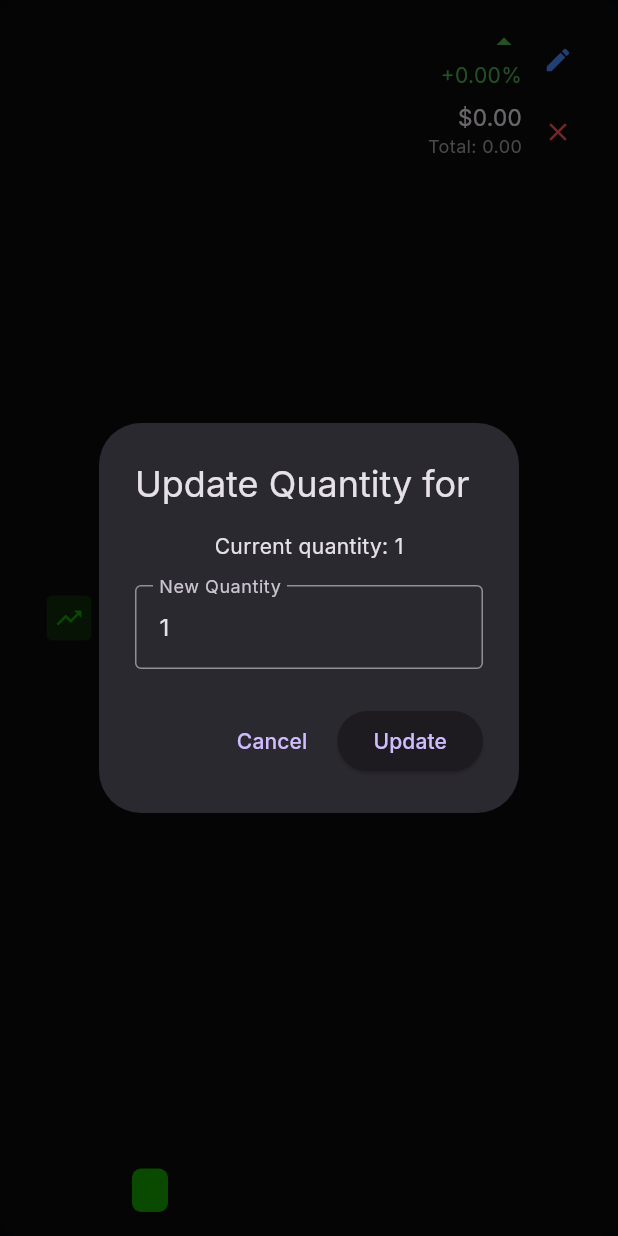
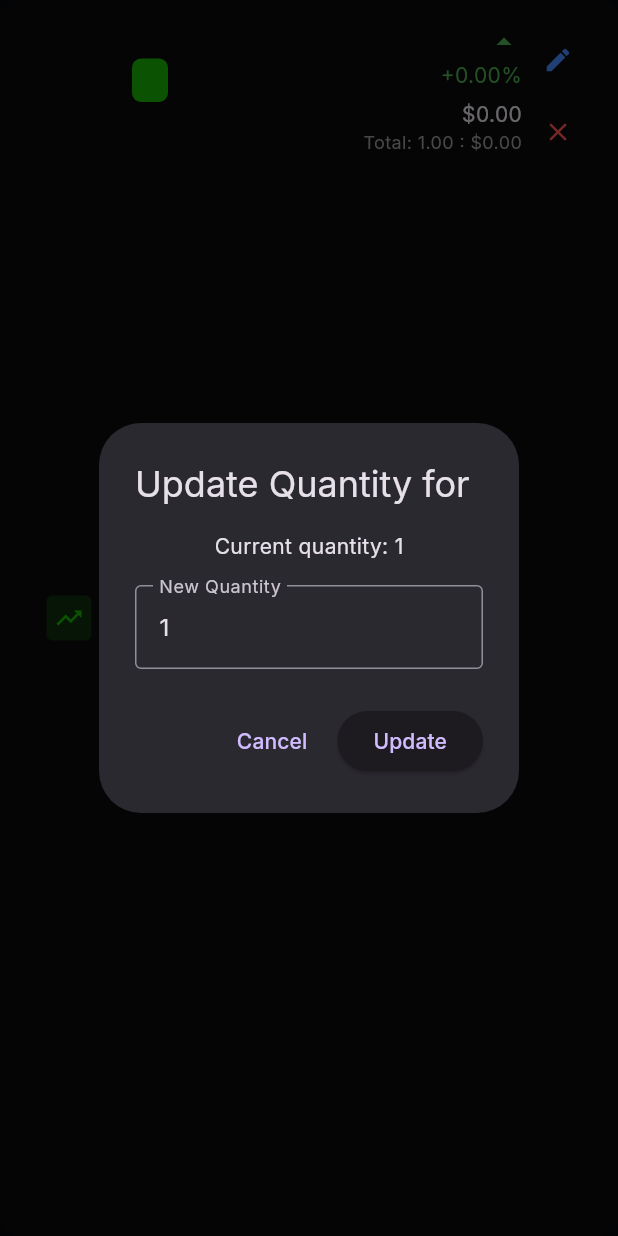
Before and after one commit to MadebyDaris/dogonomics, a Flutter app: the StockCard widget shown alone on an empty page, opened directly with empty values, after a tap on the "edit" icon, on a phone screen of 412 x 824 dp. Run offline on Flutter 3.47's test engine with Material 3 defaults, Android fonts, the phone set to English and light mode, and no system bars; our stand-ins replace cloud_firestore, dio, firebase_auth, firebase_core, fl_chart, google_fonts and 1 more; accounts and stored records are empty; network calls fail.

Commit message:
Fixed all issues, changed some of the design of the app, and the icons, as well as some minor fixed

```diff
--- a/lib/backend/stockHandler.dart
+++ b/lib/backend/stockHandler.dart
@@ -36,12 +36,12 @@ class _StockCardState extends State<StockCard> {
   Future<void> _loadLogo() async {
     try {
       final profile = await DogonomicsAPI.getCompanyProfile(widget.stock.symbol);
-      if (mounted && profile != null && profile.logo.isNotEmpty) {
-        setState(() {
-          logoUrl = profile.logo;
-          isLoadingLogo = false;
+        if (mounted && profile?.logo.isNotEmpty == true) {
+          setState(() {
+            logoUrl = profile!.logo;
+            isLoadingLogo = false;
         });
-      } else {
+        } else {
         setState(() {
           isLoadingLogo = false;
         });
@@ -143,14 +143,15 @@ class _StockCardState extends State<StockCard> {
             Column(
               crossAxisAlignment: CrossAxisAlignment.start,
               children: [
-              Expanded(
-                child: Text(
+              // Flexible(
+                // child:
+                Text(
                   widget.stock.name,
-                  style: TextStyle(fontSize: 18, fontWeight: FontWeight.bold, color: Colors.white),
+                  style: TextStyle(fontSize: 16, fontWeight: FontWeight.bold, color: Colors.white),
                   maxLines: 2,
                   overflow: TextOverflow.ellipsis,
                 ),
-              ),
+              // ),
 
               SizedBox(width: 8),
 
@@ -187,13 +188,13 @@ class _StockCardState extends State<StockCard> {
                 '${widget.stock.isPositive ? '+' : '-'}${widget.stock.changePercentage.toStringAsFixed(2)}%',
                 style: TextStyle(color: widget.stock.isPositive ? Colors.green : Colors.red),
               ),
-              SizedBox(height: 8),
+              SizedBox(height: 6),
               Text(
                 '\$${widget.stock.price.toStringAsFixed(2)}',
-                style: TextStyle(fontSize: 15),
+                style: TextStyle(fontSize: 14),
               ),
               Text(
-                'Total: ${(widget.stock.price * widget.stock.quantity).toStringAsFixed(2)}',
+                'Total: ${widget.stock.quantity.toStringAsFixed(2)} : \$${(widget.stock.price * widget.stock.quantity).toStringAsFixed(2)}',
                 style: TextStyle(fontSize: 12, color: Colors.grey),
               ),
             ],
--- a/lib/pages/stockDetails.dart
+++ b/lib/pages/stockDetails.dart
@@ -88,7 +88,7 @@ class _StockDetailsPageState extends State<StockDetailsPage> with SingleTickerPr
 
   @override
   Widget build(BuildContext context) {
-return Scaffold(
+    return Scaffold(
       backgroundColor: BACKG_COLOR,
       appBar: _buildAppBar(),
       body: Column(
--- a/lib/utils/constant.dart
+++ b/lib/utils/constant.dart
@@ -4,6 +4,6 @@ import 'package:flutter/material.dart';
 final MAINGREY = const Color.fromARGB(255, 11, 11, 12);
 final MAINGREY_LIGHT = Colors.grey[600];
 final BACKG_COLOR = const Color.fromARGB(255, 5, 8, 14);
-final ACCENT_COLOR = const Color.fromARGB(255, 19, 159, 0);
+final ACCENT_COLOR = const Color.fromARGB(255, 25, 179, 5);
 final ACCENT_SHADOW = const Color.fromARGB(255, 25, 217, 0);
 final ACCENT_COLOR_BRIGHT = const Color.fromARGB(255, 35, 192, 15);
--- a/lib/utils/stockDialog.dart
+++ b/lib/utils/stockDialog.dart
@@ -162,7 +162,7 @@ class _AddStockPageState extends State<AddStockPage> {
                 children: [
                   Icon(Icons.info, color: Colors.blue.shade700),
                   SizedBox(width: 8),
-                  Text('Tap a stock symbol to add it to your portfolio. You can specify the quantity in the next step.',)
+                  Text('Tap a stock symbol to add it to your portfolio.',)
                 ]
               )
             ),
```
Also changed, not shown: flutter_launcher_icons.yaml (added, +39 -0 lines), lib/pages/frontpage.dart (+17 -7 lines), lib/utils/logoManager.dart (+0 -20 lines), lib/widgets/stockDetailsWidgets.dart (+4 -3 lines), pubspec.yaml (+14 -44 lines), assets/images/DogonomicsLogo.png (added), fonts/LiberationSans-Bold.ttf (added), fonts/LiberationSans-BoldItalic.ttf (added), fonts/LiberationSans-Italic.ttf (added), fonts/LiberationSans-Regular.ttf (added), 29 other files.
